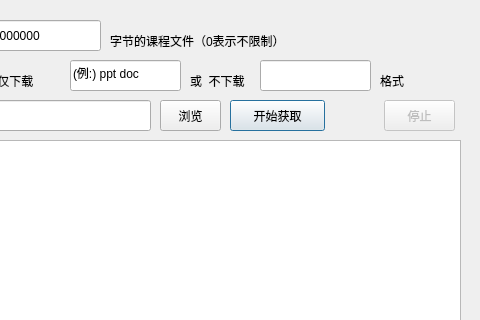
Before: the Qt Designer form ui/main.ui in cookie223/net-class-thu, drawn with Qt 5; both pictures show x 320 to 800 and y 0 to 320 of the 800 by 600 pixel window.
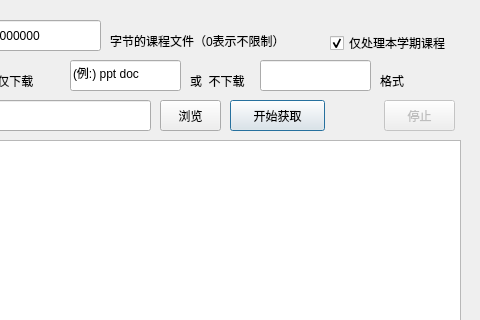
After: the same form once the commit is applied.

```diff
--- a/ui/main.ui
+++ b/ui/main.ui
@@ -306,6 +306,25 @@
      <string>停止</string>
     </property>
    </widget>
+   <widget class="QCheckBox" name="checkBox">
+    <property name="geometry">
+     <rect>
+      <x>650</x>
+      <y>30</y>
+      <width>151</width>
+      <height>26</height>
+     </rect>
+    </property>
+    <property name="text">
+     <string>仅处理本学期课程</string>
+    </property>
+    <property name="checked">
+     <bool>true</bool>
+    </property>
+    <property name="tristate">
+     <bool>false</bool>
+    </property>
+   </widget>
   </widget>
   <widget class="QStatusBar" name="statusbar"/>
  </widget>
```
